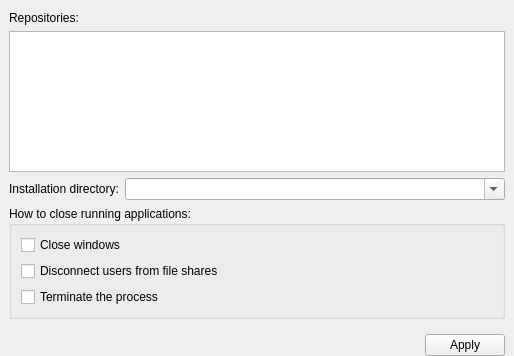
Qt form wpmcpp/src/settingsframe.ui (npackd/npackd-cpp) before a commit.
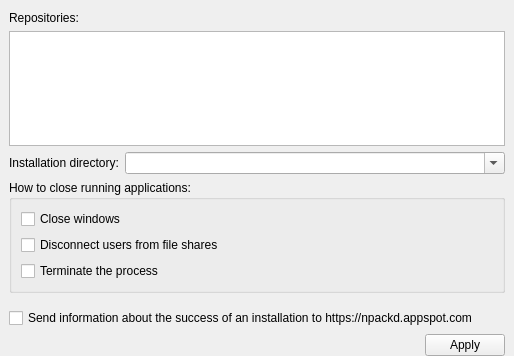
The same form after that commit.

Patch:
```diff
--- a/wpmcpp/src/settingsframe.ui
+++ b/wpmcpp/src/settingsframe.ui
@@ -166,6 +166,16 @@
      </layout>
     </widget>
    </item>
+   <item>
+    <widget class="QCheckBox" name="checkBoxSend">
+     <property name="toolTip">
+      <string>&lt;html&gt;&lt;head/&gt;&lt;body&gt;&lt;p&gt;this requires a Google account and authentication at https://npackd.appspot.com. Only this information will be transferred: &lt;/p&gt;&lt;ul style=&quot;margin-top: 0px; margin-bottom: 0px; margin-left: 0px; margin-right: 0px; -qt-list-indent: 1;&quot;&gt;&lt;li style=&quot; margin-top:12px; margin-bottom:0px; margin-left:0px; margin-right:0px; -qt-block-indent:0; text-indent:0px;&quot;&gt;package name&lt;/li&gt;&lt;li style=&quot; margin-top:0px; margin-bottom:0px; margin-left:0px; margin-right:0px; -qt-block-indent:0; text-indent:0px;&quot;&gt;version number&lt;/li&gt;&lt;li style=&quot; margin-top:0px; margin-bottom:0px; margin-left:0px; margin-right:0px; -qt-block-indent:0; text-indent:0px;&quot;&gt;installation or removal&lt;/li&gt;&lt;li style=&quot; margin-top:0px; margin-bottom:12px; margin-left:0px; margin-right:0px; -qt-block-indent:0; text-indent:0px;&quot;&gt;success flag&lt;/li&gt;&lt;/ul&gt;&lt;p&gt;The information will be stored anonymously.&lt;/p&gt;&lt;/body&gt;&lt;/html&gt;</string>
+     </property>
+     <property name="text">
+      <string>Send information about the success of an installation to https://npackd.appspot.com</string>
+     </property>
+    </widget>
+   </item>
    <item>
     <widget class="QDialogButtonBox" name="buttonBox">
      <property name="orientation">
```
Left out of the diff: 3 changed lines with no effect on the pictures.
